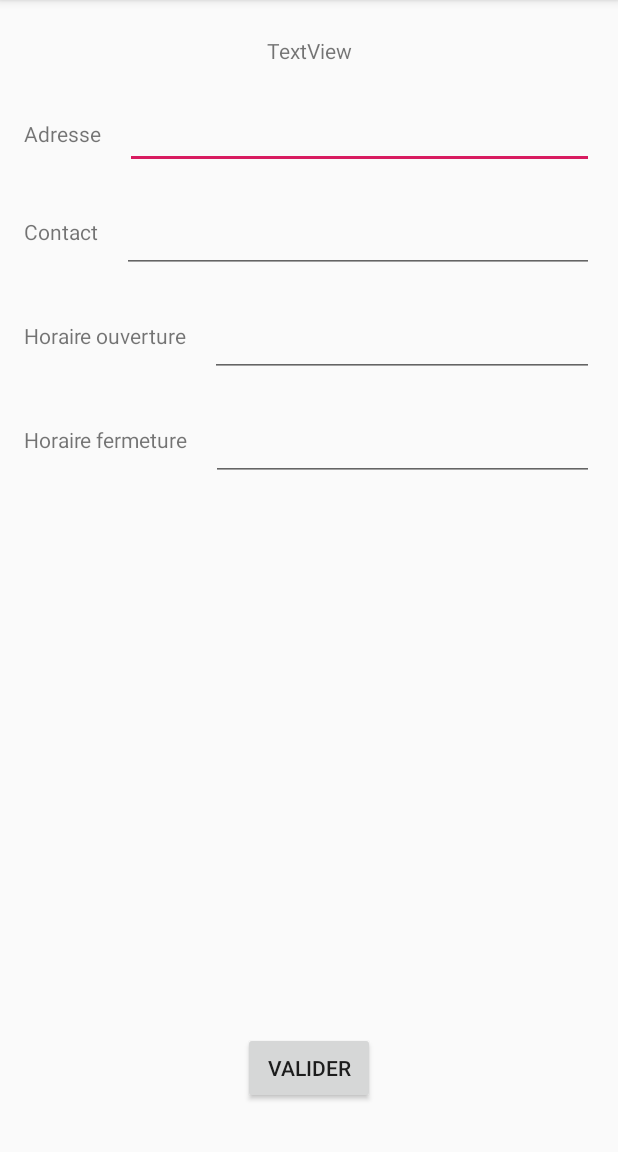
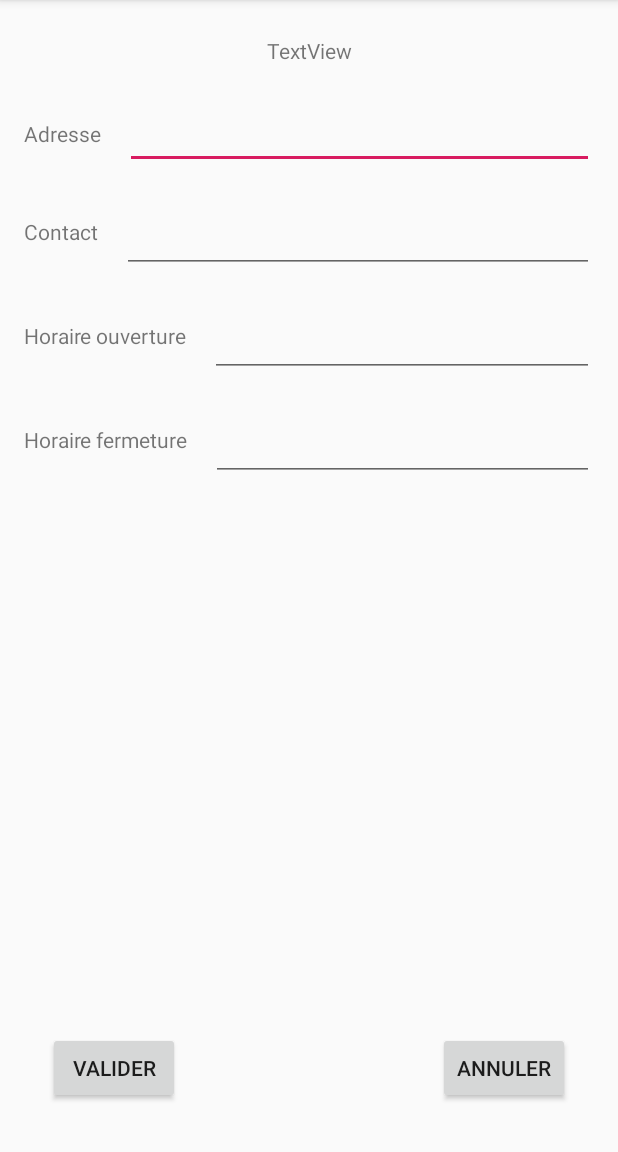
Before and after one commit to cegepmatane/programmation-mobile-2019-projet-java-Pictrade-Thorekt, an Android app: the AfficherCommerce screen opened directly, with no data from a screen before it, after a tap on "MODIFIER", on a phone screen of 412 x 824 dp, the part 84-1236 px from its top. Run offline under Robolectric (Android 15) with nearby library versions, the phone set to English and light mode, and no system bars; network calls fail; 2 statements that could not run were skipped.

Commit message:
progression de la mise en place de modifier commerce

```diff
--- a/app/src/main/java/ca/qc/cgmatane/pictrade/vue/ModifierCommerce.java
+++ b/app/src/main/java/ca/qc/cgmatane/pictrade/vue/ModifierCommerce.java
@@ -3,24 +3,84 @@ package ca.qc.cgmatane.pictrade.vue;
 import androidx.appcompat.app.AppCompatActivity;
 
 import android.os.Bundle;
+import android.view.View;
+import android.widget.Button;
+import android.widget.EditText;
+
+import java.util.HashMap;
 
 import ca.qc.cgmatane.pictrade.R;
 import ca.qc.cgmatane.pictrade.controleur.ControleurModifierCommerce;
-import ca.qc.cgmatane.pictrade.modele.Commerce;
 
 public class ModifierCommerce extends AppCompatActivity implements VueModifierCommerce {
-    private Commerce commerce;
     private ControleurModifierCommerce controleurModifierCommerce
             = new ControleurModifierCommerce(this);
+    private HashMap<String,String> commerceHashMap;
+    private EditText vueModifierCommerceChampsAdresse;
+    private EditText vueModifierCommerceChampsContact;
+    private EditText vueModifierCommerceChampsHoraireOuverture;
+    private EditText vueModifierCommerceChampsHoraireFermeture;
+
 
     @Override
     protected void onCreate(Bundle savedInstanceState) {
         super.onCreate(savedInstanceState);
         setContentView(R.layout.vue_modifier_commerce);
+
+        Bundle parametres = this.getIntent().getExtras();
+        commerceHashMap = (HashMap<String,String>) parametres.get("commerce");
+        controleurModifierCommerce.onCreate(this);
+
+
     }
 
     @Override
-    public void setCommerce(Commerce commerce) {
-        this.commerce=commerce;
+    public void preRemplirChamps(){
+        vueModifierCommerceChampsAdresse = (EditText) findViewById(R.id.vue_modifier_commerce_champs_addresse);
+        vueModifierCommerceChampsContact = (EditText) findViewById(R.id.vue_modifier_commerce_champs_contact);
+        vueModifierCommerceChampsHoraireOuverture = (EditText) findViewById(R.id.vue_modifier_commerce_champs_horaire_ouverture);
+        vueModifierCommerceChampsHoraireFermeture = (EditText) findViewById(R.id.vue_modifier_commerce_champs_horaire_fermeture);
+
+        vueModifierCommerceChampsAdresse.setText(commerceHashMap.get("adresse"));
+        vueModifierCommerceChampsContact.setText(commerceHashMap.get("contact"));
+        vueModifierCommerceChampsHoraireOuverture.setText(commerceHashMap.get("horaireOuverture"));
+        vueModifierCommerceChampsHoraireFermeture.setText(commerceHashMap.get("horaireFermeture"));
+
+        Button vueModifierCommerceValiderModification =
+                (Button) findViewById(R.id.vue_modifier_commerce_action_valider_modification);
+        vueModifierCommerceValiderModification.setOnClickListener(new View.OnClickListener() {
+            @Override
+            public void onClick(View v) {
+                enregisterModification();
+            }
+        });
+
+        Button vueModifierCommerceAnnulerModification =
+                (Button) findViewById(R.id.vue_modifier_commerce_action_annuler_modification);
+        vueModifierCommerceAnnulerModification.setOnClickListener(new View.OnClickListener() {
+            @Override
+            public void onClick(View v) {
+                controleurModifierCommerce.annulerModification();
+            }
+        });
     }
+
+    private void enregisterModification(){
+        commerceHashMap.put("adresse",vueModifierCommerceChampsAdresse.getText().toString());
+        commerceHashMap.put("contact",vueModifierCommerceChampsContact.getText().toString());
+        commerceHashMap.put("horaireOuverture",vueModifierCommerceChampsHoraireOuverture.getText().toString());
+        commerceHashMap.put("horaireFermeture",vueModifierCommerceChampsHoraireFermeture.getText().toString());
+        controleurModifierCommerce.validerModification();
+    }
+
+    @Override
+    public HashMap<String, String> getCommerceHashMap() {
+        return commerceHashMap;
+    }
+
+
+
+
+
+
 }
--- a/app/src/main/java/ca/qc/cgmatane/pictrade/vue/VueModifierCommerce.java
+++ b/app/src/main/java/ca/qc/cgmatane/pictrade/vue/VueModifierCommerce.java
@@ -1,8 +1,11 @@
 package ca.qc.cgmatane.pictrade.vue;
+
+import java.util.HashMap;
 
 import ca.qc.cgmatane.pictrade.modele.Commerce;
 
 public interface VueModifierCommerce {
-    public void setCommerce(Commerce commerce);
-
+    public HashMap<String, String> getCommerceHashMap();
+    public void preRemplirChamps();
+    public void naviguerCommerce();
 }
--- a/app/src/main/res/layout/vue_modifier_commerce.xml
+++ b/app/src/main/res/layout/vue_modifier_commerce.xml
@@ -110,12 +110,24 @@
         app:layout_constraintTop_toBottomOf="@+id/vue_modifier_commerce_champs_horaire_ouverture" />
 
     <Button
-        android:id="@+id/button"
+        android:id="@+id/vue_modifier_commerce_action_valider_modification"
         android:layout_width="wrap_content"
         android:layout_height="wrap_content"
+        android:layout_marginStart="32dp"
         android:layout_marginBottom="32dp"
         android:text="Valider"
         app:layout_constraintBottom_toBottomOf="parent"
-        app:layout_constraintEnd_toEndOf="parent"
         app:layout_constraintStart_toStartOf="parent" />
+
+    <Button
+        android:id="@+id/vue_modifier_commerce_action_annuler_modification"
+        android:layout_width="wrap_content"
+        android:layout_height="wrap_content"
+        android:layout_marginEnd="32dp"
+        android:layout_marginBottom="32dp"
+        android:text="Annuler"
+        app:layout_constraintBottom_toBottomOf="parent"
+        app:layout_constraintEnd_toEndOf="parent" />
+
+
 </androidx.constraintlayout.widget.ConstraintLayout>
```
Also changed, not shown: app/src/main/java/ca/qc/cgmatane/pictrade/controleur/ControleurModifierCommerce.java (+28 -2 lines), app/src/main/java/ca/qc/cgmatane/pictrade/donnee/CommerceHandlerXML.java (+7 -4 lines), app/src/main/java/ca/qc/cgmatane/pictrade/modele/Commerce.java (+18 -0 lines).
